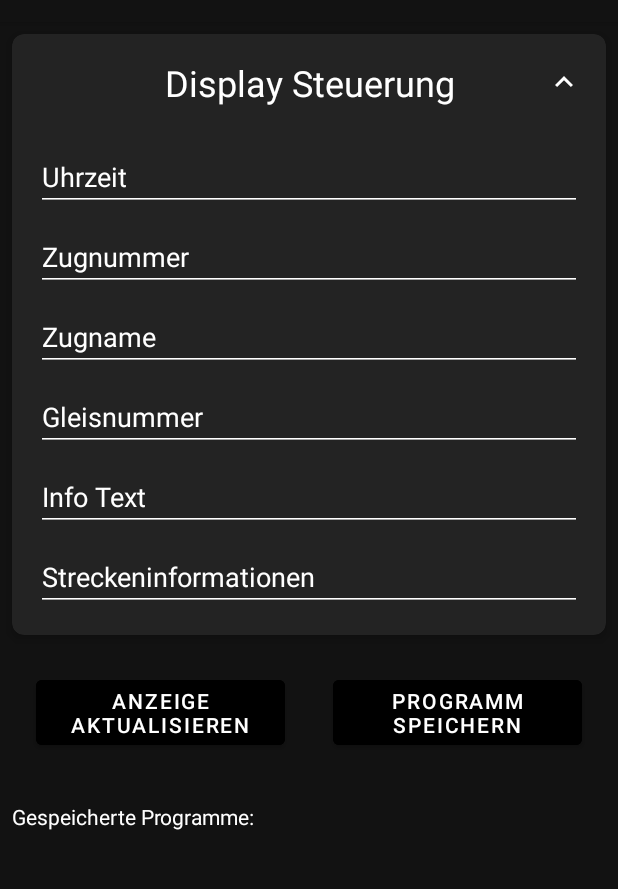
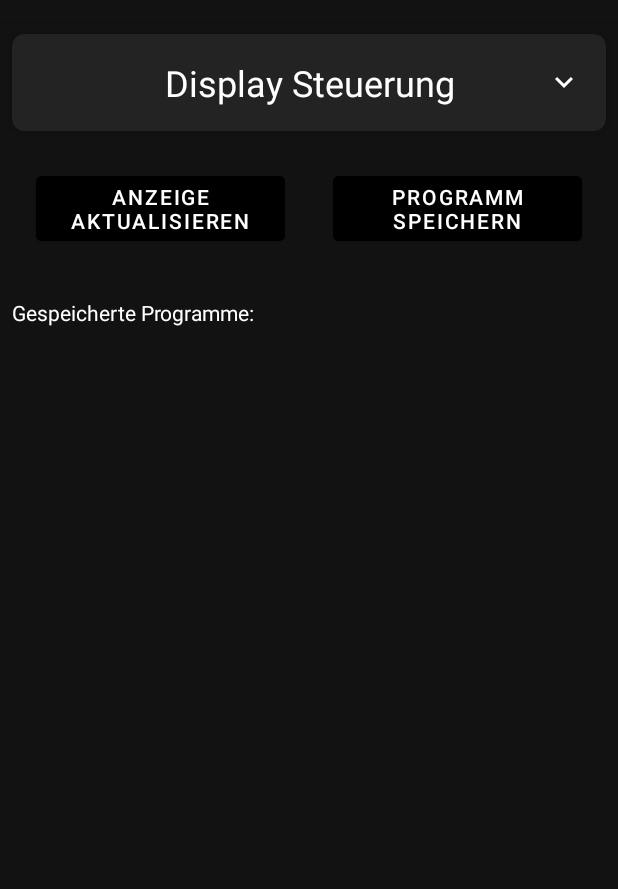
Before and after one commit to Cabzla/LED_OLED_Control, an Android app: the fragment DisplayFragment shown on its own in the app's theme, after a tap on "ANZEIGE AKTUALISIEREN", on a phone screen of 412 x 824 dp, the part 62-951 px from its top. Run offline under Robolectric (Android 15) with nearby library versions, the phone set to English and light mode, and no system bars; 1 other tap on this screen came first.

Commit message:
Added Nestedscrollview for expandable Cardview Adjust UI for smaller Display in DisplayFragment.kt Added Dimens for Btn text size Added Strings for fragment_display.xml

```diff
--- a/app/src/main/java/com/example/esp32control/DisplayFragment.kt
+++ b/app/src/main/java/com/example/esp32control/DisplayFragment.kt
@@ -10,6 +10,7 @@ import android.view.View
 import android.view.ViewGroup
 import android.widget.*
 import androidx.appcompat.app.AlertDialog
+import androidx.core.widget.NestedScrollView
 import androidx.fragment.app.Fragment
 import androidx.recyclerview.widget.LinearLayoutManager
 import androidx.recyclerview.widget.RecyclerView
@@ -53,7 +54,7 @@ class DisplayFragment : Fragment(), ProgramAdapter.OnItemClickListener {
         val saveDisplayButton: Button = view.findViewById(R.id.saveDisplayButton)
         val recyclerView: RecyclerView = view.findViewById(R.id.displayRecyclerView)
         val expandableCardView: View = view.findViewById(R.id.expandableCardView)
-        val expandableLayout: LinearLayout = view.findViewById(R.id.expandableLayout)
+        val nestedScrollView: NestedScrollView = view.findViewById(R.id.nestedScrollView)
         val expandIcon: ImageView = view.findViewById(R.id.expandIcon)
 
         adapter = ProgramAdapter(requireContext(), mutableListOf(), this)
@@ -66,10 +67,10 @@ class DisplayFragment : Fragment(), ProgramAdapter.OnItemClickListener {
             transition.duration = 300 // Dauer der Animation in Millisekunden
             TransitionManager.beginDelayedTransition(view as ViewGroup, transition)
             if (isExpanded) {
-                expandableLayout.visibility = View.VISIBLE
+                nestedScrollView.visibility = View.VISIBLE
                 expandIcon.setImageResource(R.drawable.ic_expand_less)
             } else {
-                expandableLayout.visibility = View.GONE
+                nestedScrollView.visibility = View.GONE
                 expandIcon.setImageResource(R.drawable.ic_expand_more)
             }
         }
--- a/app/src/main/res/layout/fragment_display.xml
+++ b/app/src/main/res/layout/fragment_display.xml
@@ -26,7 +26,9 @@
 
             <RelativeLayout
                 android:layout_width="match_parent"
-                android:layout_height="wrap_content">
+                android:layout_height="wrap_content"
+                android:clickable="true"
+                android:focusable="true">
 
                 <TextView
                     android:id="@+id/displayControlTitle"
@@ -48,12 +50,17 @@
                     app:tint="@color/white" />
             </RelativeLayout>
 
+            <androidx.core.widget.NestedScrollView
+                android:id="@+id/nestedScrollView"
+                android:layout_width="match_parent"
+                android:layout_height="wrap_content"
+                android:visibility="gone">
+
                 <LinearLayout
                     android:id="@+id/expandableLayout"
                     android:layout_width="match_parent"
                     android:layout_height="wrap_content"
                     android:orientation="vertical"
-                android:visibility="gone"
                     android:layout_marginTop="16dp">
 
                     <EditText
@@ -124,6 +131,7 @@
 
                 </LinearLayout>
 
+            </androidx.core.widget.NestedScrollView>
         </LinearLayout>
     </androidx.cardview.widget.CardView>
 
@@ -142,10 +150,9 @@
             android:layout_width="0dp"
             android:layout_height="wrap_content"
             android:layout_weight="1"
-            app:cardCornerRadius="16dp"
-            app:cardElevation="16dp"
             android:layout_margin="16dp"
             android:text="Anzeige aktualisieren"
+            android:textSize="@dimen/button_text_size"
             android:backgroundTint="@color/colorPrimaryDark"
             android:textColor="@color/white" />
 
@@ -154,10 +161,9 @@
             android:layout_width="0dp"
             android:layout_height="wrap_content"
             android:layout_weight="1"
-            app:cardCornerRadius="16dp"
-            app:cardElevation="16dp"
             android:layout_margin="16dp"
             android:text="Programm speichern"
+            android:textSize="@dimen/button_text_size"
             android:backgroundTint="@color/colorPrimaryDark"
             android:textColor="@color/white" />
     </LinearLayout>
--- a/app/src/main/res/values-land/dimens.xml
+++ b/app/src/main/res/values-land/dimens.xml
@@ -1,3 +1,4 @@
 <resources>
     <dimen name="fab_margin">48dp</dimen>
+    <dimen name="button_text_size">14sp</dimen>
 </resources>
--- a/app/src/main/res/values-w1240dp/dimens.xml
+++ b/app/src/main/res/values-w1240dp/dimens.xml
@@ -1,3 +1,4 @@
 <resources>
     <dimen name="fab_margin">200dp</dimen>
+    <dimen name="button_text_size">16sp</dimen>
 </resources>
--- a/app/src/main/res/values-w600dp/dimens.xml
+++ b/app/src/main/res/values-w600dp/dimens.xml
@@ -1,3 +1,4 @@
 <resources>
     <dimen name="fab_margin">48dp</dimen>
+    <dimen name="button_text_size">12sp</dimen>
 </resources>
--- a/app/src/main/res/values/dimens.xml
+++ b/app/src/main/res/values/dimens.xml
@@ -1,3 +1,4 @@
 <resources>
     <dimen name="fab_margin">16dp</dimen>
+    <dimen name="button_text_size">14sp</dimen>
 </resources>
--- a/build.gradle.kts
+++ b/build.gradle.kts
@@ -1,5 +1,5 @@
 // Top-level build file where you can add configuration options common to all sub-projects/modules.
 plugins {
-    id("com.android.application") version "8.1.3" apply false
+    id("com.android.application") version "8.5.0" apply false
     id("org.jetbrains.kotlin.android") version "1.9.0" apply false
 }
```
Also changed, not shown: app/src/main/res/values/strings.xml (+13 -0 lines), gradle/wrapper/gradle-wrapper.properties. Lines whose indentation alone changed are shown as unchanged.
